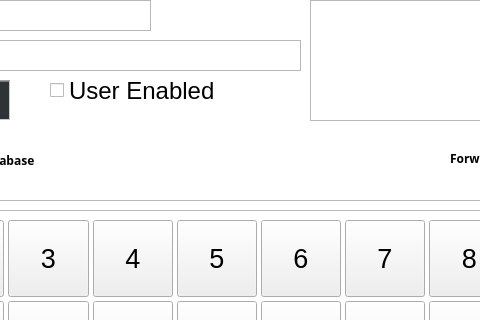
Before: the Qt Designer form user_screen.ui in swodaemkram/aces, drawn with Qt 5; both pictures show x 340 to 820 and y 110 to 430 of the 1024 by 768 pixel window.
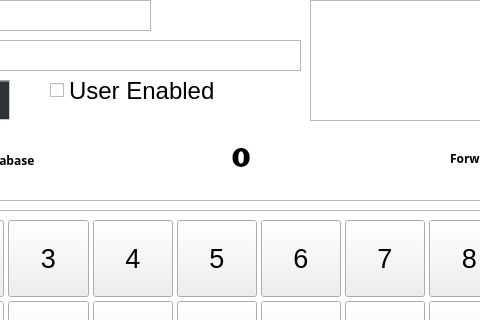
After: the same form once the commit is applied. Icons and pictures are not drawn.

```diff
--- a/user_screen.ui
+++ b/user_screen.ui
@@ -1133,124 +1133,6 @@
        <height>41</height>
       </rect>
      </property>
-     <property name="palette">
-      <palette>
-       <active>
-        <colorrole role="WindowText">
-         <brush brushstyle="SolidPattern">
-          <color alpha="255">
-           <red>255</red>
-           <green>255</green>
-           <blue>255</blue>
-          </color>
-         </brush>
-        </colorrole>
-        <colorrole role="Button">
-         <brush brushstyle="SolidPattern">
-          <color alpha="255">
-           <red>173</red>
-           <green>127</green>
-           <blue>168</blue>
-          </color>
-         </brush>
-        </colorrole>
-        <colorrole role="Base">
-         <brush brushstyle="SolidPattern">
-          <color alpha="255">
-           <red>173</red>
-           <green>127</green>
-           <blue>168</blue>
-          </color>
-         </brush>
-        </colorrole>
-        <colorrole role="Window">
-         <brush brushstyle="SolidPattern">
-          <color alpha="255">
-           <red>173</red>
-           <green>127</green>
-           <blue>168</blue>
-          </color>
-         </brush>
-        </colorrole>
-       </active>
-       <inactive>
-        <colorrole role="WindowText">
-         <brush brushstyle="SolidPattern">
-          <color alpha="255">
-           <red>255</red>
-           <green>255</green>
-           <blue>255</blue>
-          </color>
-         </brush>
-        </colorrole>
-        <colorrole role="Button">
-         <brush brushstyle="SolidPattern">
-          <color alpha="255">
-           <red>173</red>
-           <green>127</green>
-           <blue>168</blue>
-          </color>
-         </brush>
-        </colorrole>
-        <colorrole role="Base">
-         <brush brushstyle="SolidPattern">
-          <color alpha="255">
-           <red>173</red>
-           <green>127</green>
-           <blue>168</blue>
-          </color>
-         </brush>
-        </colorrole>
-        <colorrole role="Window">
-         <brush brushstyle="SolidPattern">
-          <color alpha="255">
-           <red>173</red>
-           <green>127</green>
-           <blue>168</blue>
-          </color>
-         </brush>
-        </colorrole>
-       </inactive>
-       <disabled>
-        <colorrole role="WindowText">
-         <brush brushstyle="SolidPattern">
-          <color alpha="255">
-           <red>190</red>
-           <green>190</green>
-           <blue>190</blue>
-          </color>
-         </brush>
-        </colorrole>
-        <colorrole role="Button">
-         <brush brushstyle="SolidPattern">
-          <color alpha="255">
-           <red>173</red>
-           <green>127</green>
-           <blue>168</blue>
-          </color>
-         </brush>
-        </colorrole>
-        <colorrole role="Base">
-         <brush brushstyle="SolidPattern">
-          <color alpha="255">
-           <red>173</red>
-           <green>127</green>
-           <blue>168</blue>
-          </color>
-         </brush>
-        </colorrole>
-        <colorrole role="Window">
-         <brush brushstyle="SolidPattern">
-          <color alpha="255">
-           <red>173</red>
-           <green>127</green>
-           <blue>168</blue>
-          </color>
-         </brush>
-        </colorrole>
-       </disabled>
-      </palette>
-     </property>
      <property name="font">
       <font>
        <family>URW Bookman L</family>
```
